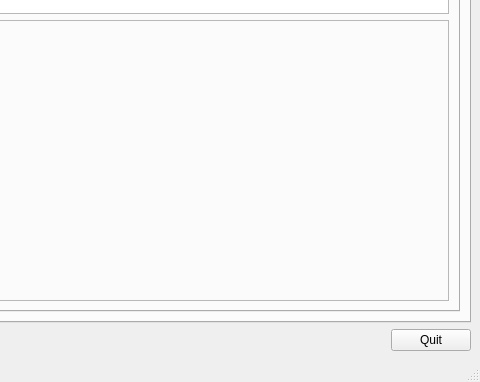
Averroes/raft, file ui/RaftMain.ui: the form before one commit; both pictures show x 689 to 1169 and y 356 to 738 of the 1169 by 738 pixel window.
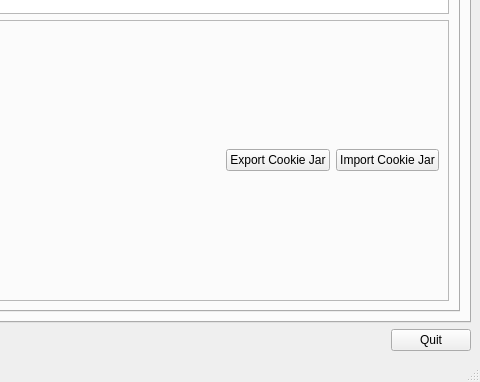
The form after the commit. The open tabs and pages were chosen to show the change. Icons and pictures are not drawn.

Commit message: Add support for import and export of Cookie Jar cookies

```diff
--- a/ui/RaftMain.ui
+++ b/ui/RaftMain.ui
@@ -2437,6 +2437,20 @@
                  </property>
                 </spacer>
                </item>
+               <item>
+                <widget class="QPushButton" name="cookiesCookieExportCookieJarButton">
+                 <property name="text">
+                  <string>Export Cookie Jar</string>
+                 </property>
+                </widget>
+               </item>
+               <item>
+                <widget class="QPushButton" name="cookiesCookieImportCookieJarButton">
+                 <property name="text">
+                  <string>Import Cookie Jar</string>
+                 </property>
+                </widget>
+               </item>
               </layout>
              </widget>
             </item>
```
Left out of the diff: 2 changed lines with no effect on the pictures. The commit also changes 2 other files.
